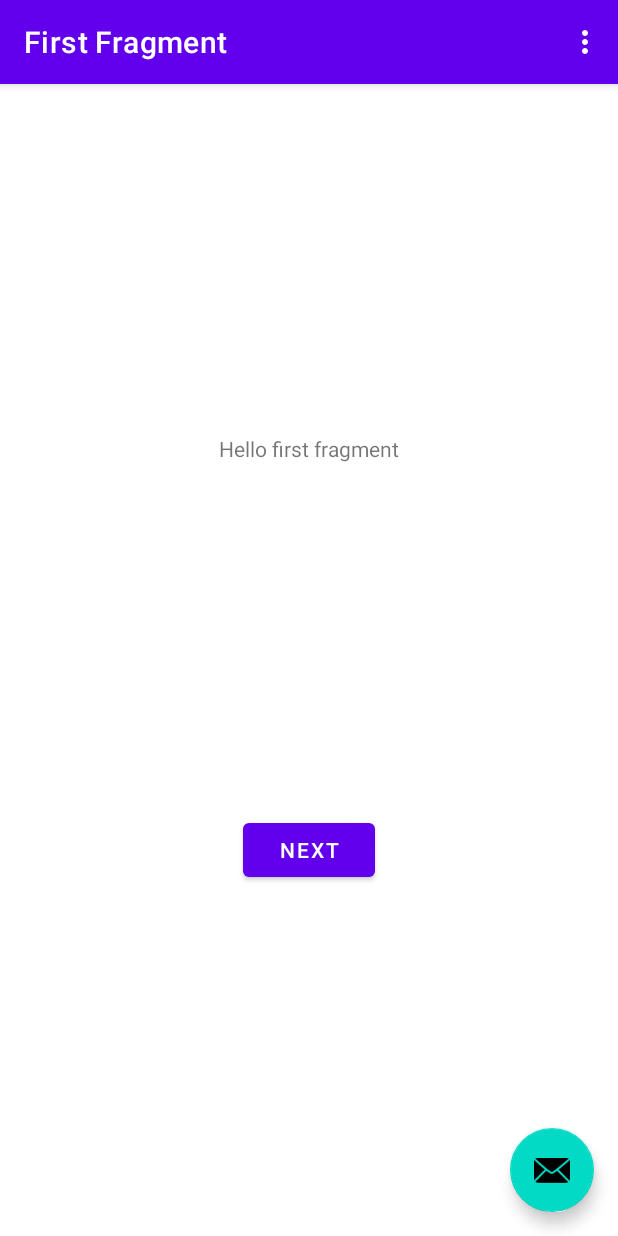
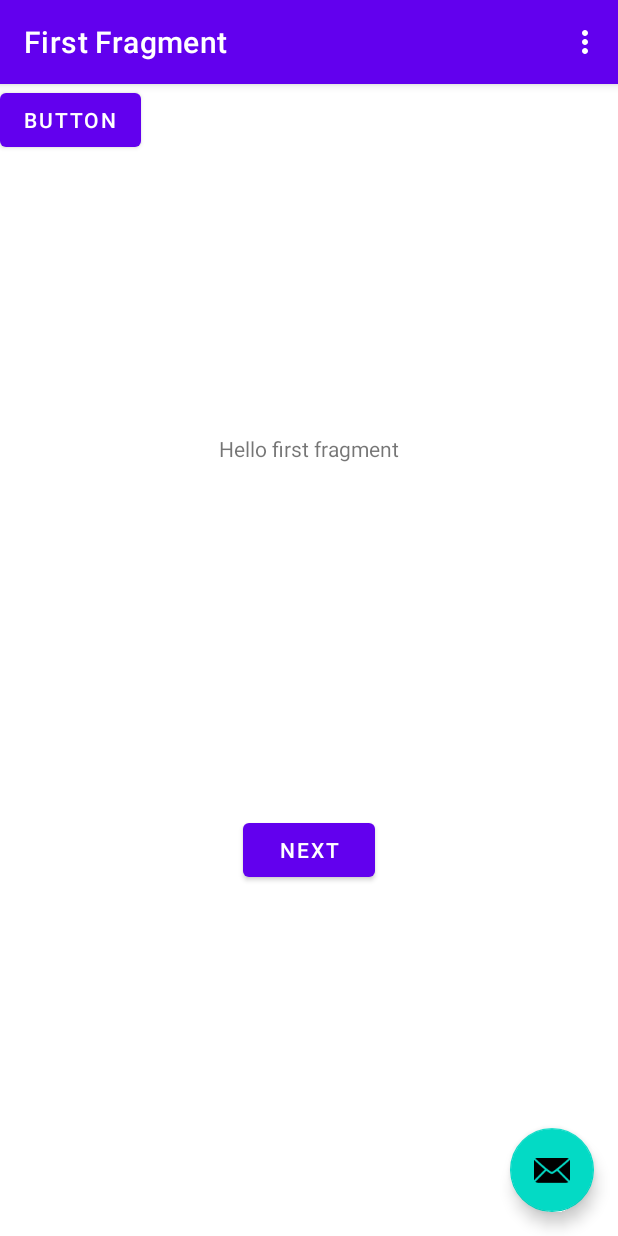
Before and after one commit to 121User/Farukov_AndroidStudio, an Android app: the screen it shows after launch (MainActivity), on a phone screen of 412 x 824 dp. Run offline under Robolectric (Android 15) with nearby library versions, the phone set to English and light mode, and no system bars; our stand-ins replace navigation-ui.

Commit message:
Добавление "Button"

```diff
--- a/app/src/main/res/layout/content_main.xml
+++ b/app/src/main/res/layout/content_main.xml
@@ -1,6 +1,7 @@
 <?xml version="1.0" encoding="utf-8"?>
 <androidx.constraintlayout.widget.ConstraintLayout xmlns:android="http://schemas.android.com/apk/res/android"
     xmlns:app="http://schemas.android.com/apk/res-auto"
+    xmlns:tools="http://schemas.android.com/tools"
     android:layout_width="match_parent"
     android:layout_height="match_parent"
     app:layout_behavior="@string/appbar_scrolling_view_behavior">
@@ -16,4 +17,12 @@
         app:layout_constraintRight_toRightOf="parent"
         app:layout_constraintTop_toTopOf="parent"
         app:navGraph="@navigation/nav_graph" />
+
+    <Button
+        android:id="@+id/button"
+        android:layout_width="wrap_content"
+        android:layout_height="wrap_content"
+        android:text="Button"
+        tools:layout_editor_absoluteX="33dp"
+        tools:layout_editor_absoluteY="450dp" />
 </androidx.constraintlayout.widget.ConstraintLayout>
```
